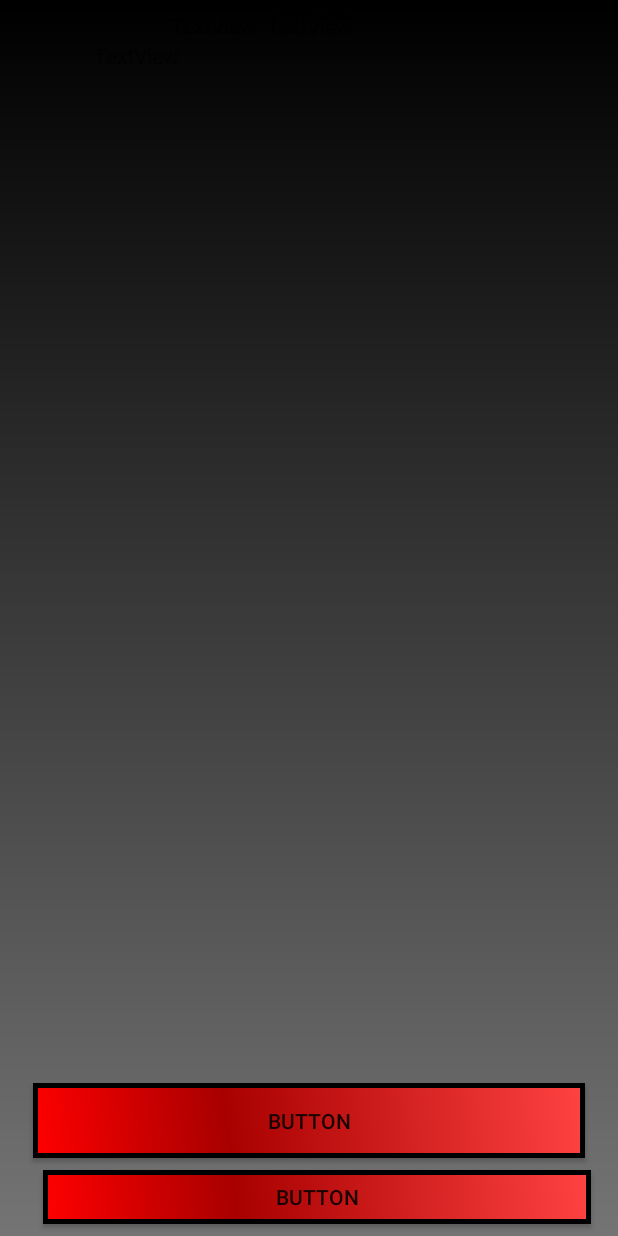
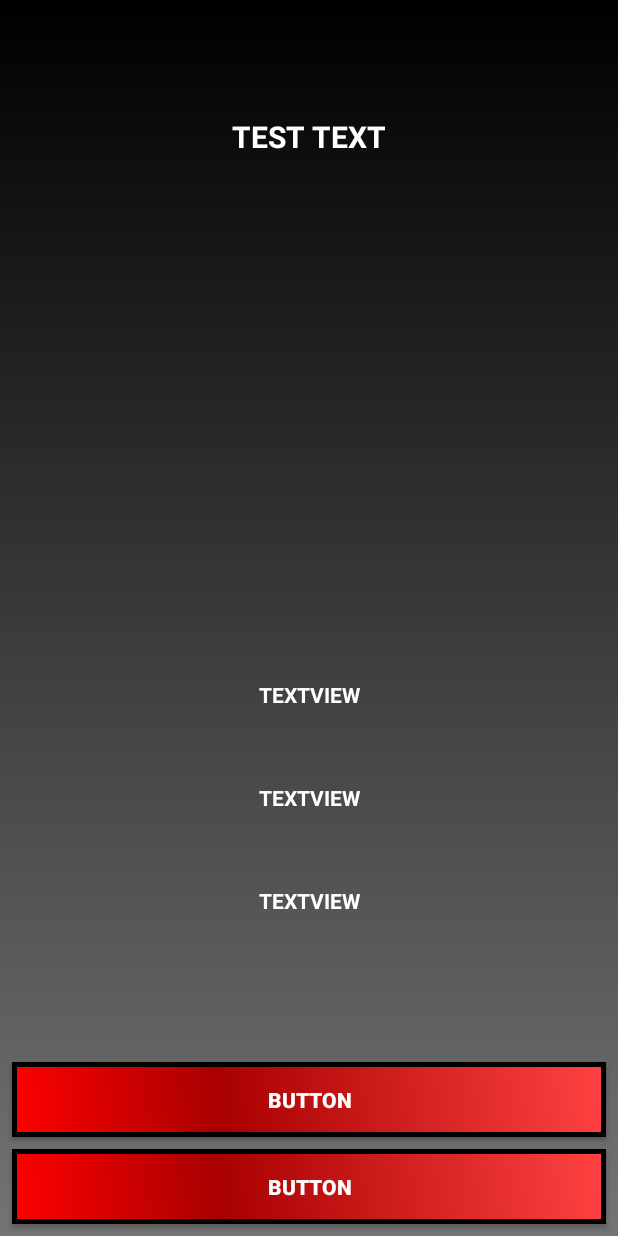
Before and after one commit to kerunix/Materless, an Android app: the layout activity_message_details.xml on its own in the app's theme, with its tools: preview values and no code run, on a phone screen of 412 x 824 dp. Run offline under Robolectric (Android 15) with nearby library versions, the phone set to English and light mode, and no system bars.

Commit message:
listvie w and message details working

```diff
--- a/app/build.gradle
+++ b/app/build.gradle
@@ -26,14 +26,15 @@ dependencies {
     })
     compile 'com.google.firebase:firebase-database:10.0.1'
     compile 'com.android.support:appcompat-v7:25.3.0'
-    testCompile 'junit:junit:4.12'
     compile 'com.android.support.constraint:constraint-layout:1.0.2'
     compile 'com.squareup.retrofit2:retrofit:2.2.0'
     compile 'com.squareup.retrofit2:converter-gson:2.2.0'
     compile 'com.squareup.okhttp3:logging-interceptor:3.6.0'
     compile 'com.squareup.picasso:picasso:2.5.2'
+    testCompile 'junit:junit:4.12'
 }
 
 
 
+
 apply plugin: 'com.google.gms.google-services'
--- a/app/src/main/java/matterless/fr/wcs/matterless/ServiceGenerator.java
+++ b/app/src/main/java/matterless/fr/wcs/matterless/ServiceGenerator.java
@@ -3,10 +3,6 @@ package matterless.fr.wcs.matterless;
 import okhttp3.OkHttpClient;
 import retrofit2.Retrofit;
 import retrofit2.converter.gson.GsonConverterFactory;
-
-/**
- * Created by apprenti on 17/03/17.
- */
 
 public class ServiceGenerator {
 
--- a/app/src/main/java/matterless/fr/wcs/matterless/UsersLogin.java
+++ b/app/src/main/java/matterless/fr/wcs/matterless/UsersLogin.java
@@ -2,11 +2,8 @@ package matterless.fr.wcs.matterless;
 
 import com.google.gson.annotations.SerializedName;
 
-/**
- * Created by apprenti on 16/03/17.
- */
+public class UsersLogin {
 
-public class UsersLogin {
     @SerializedName("login_id")
     private String email;
     @SerializedName("password")
--- a/app/src/main/res/layout/activity_message_details.xml
+++ b/app/src/main/res/layout/activity_message_details.xml
@@ -4,7 +4,7 @@
     xmlns:tools="http://schemas.android.com/tools"
     android:layout_width="match_parent"
     android:layout_height="match_parent"
-    tools:context="matterless.fr.wcs.matterless.ActivityMessageDetails"
+    tools:context="matterless.fr.wcs.matterless.MessageDetailsActivity"
     android:background="@drawable/gradiantalt"
     tools:layout_editor_absoluteY="81dp"
     tools:layout_editor_absoluteX="0dp">
@@ -13,75 +13,98 @@
         android:id="@+id/textViewMessageDetailsTitle"
         android:layout_width="wrap_content"
         android:layout_height="wrap_content"
-        android:text="TextView"
-        app:layout_constraintTop_toTopOf="parent"
-        android:layout_marginTop="8dp"
         android:layout_marginLeft="8dp"
+        android:layout_marginRight="8dp"
+        android:layout_marginTop="77dp"
+        android:text="TEST TEXT"
+        android:textAlignment="center"
+        android:textAllCaps="true"
+        android:textColor="@color/white"
+        android:textSize="20sp"
+        android:textStyle="bold"
+        app:layout_constraintHorizontal_bias="0.501"
         app:layout_constraintLeft_toLeftOf="parent"
-        android:layout_marginRight="8dp"
-        app:layout_constraintRight_toRightOf="parent" />
+        app:layout_constraintRight_toRightOf="parent"
+        app:layout_constraintTop_toTopOf="parent" />
 
     <TextView
         android:id="@+id/textViewMessageDetailsDays"
         android:layout_width="184dp"
         android:layout_height="47dp"
+        android:textAllCaps="true"
+        android:textColor="@color/white"
+        android:textStyle="bold"
+        android:textAlignment="center"
         android:text="TextView"
         android:layout_marginLeft="8dp"
         app:layout_constraintLeft_toLeftOf="parent"
         android:layout_marginRight="8dp"
         app:layout_constraintRight_toRightOf="parent"
-        android:layout_marginTop="42dp"
-        app:layout_constraintTop_toBottomOf="@+id/textViewMessageDetailsTitle"
-        android:layout_marginBottom="8dp"
-        app:layout_constraintBottom_toTopOf="@+id/textViewMessageDetailsContent" />
-
-    <TextView
-        android:id="@+id/textViewMessageDetailsHour"
-        android:layout_width="287dp"
-        android:layout_height="132dp"
-        android:text="TextView"
-        android:layout_marginTop="8dp"
-        app:layout_constraintTop_toBottomOf="@+id/textViewMessageDetailsContent"
-        android:layout_marginLeft="8dp"
-        app:layout_constraintLeft_toLeftOf="parent"
-        android:layout_marginRight="8dp"
-        app:layout_constraintRight_toRightOf="parent" />
-
-    <Button
-        android:id="@+id/buttonMessageDetailsDelete"
-        android:background="@drawable/buttonshape"
-        android:layout_width="368dp"
-        android:layout_height="wrap_content"
-        android:text="Button"
-        android:layout_marginLeft="8dp"
-        app:layout_constraintLeft_toLeftOf="parent"
-        android:layout_marginRight="8dp"
-        app:layout_constraintRight_toRightOf="parent"
-        android:layout_marginBottom="8dp"
-        app:layout_constraintBottom_toTopOf="@+id/buttonMessageDetailsEdit" />
-
-    <Button
-        android:id="@+id/buttonMessageDetailsEdit"
-        android:background="@drawable/buttonshape"
-        android:layout_width="365dp"
-        android:layout_height="36dp"
-        android:text="Button"
-        android:layout_marginLeft="8dp"
-        app:layout_constraintLeft_toLeftOf="parent"
-        android:layout_marginRight="8dp"
-        app:layout_constraintRight_toRightOf="parent"
-        app:layout_constraintHorizontal_bias="0.666"
-        app:layout_constraintBottom_toBottomOf="parent"
-        android:layout_marginBottom="8dp" />
+        android:layout_marginBottom="21dp"
+        app:layout_constraintBottom_toTopOf="@+id/textViewMessageDetailsHour" />
 
     <TextView
         android:id="@+id/textViewMessageDetailsContent"
         android:layout_width="wrap_content"
         android:layout_height="wrap_content"
+        android:layout_marginBottom="98dp"
+        android:layout_marginLeft="8dp"
+        android:layout_marginRight="8dp"
         android:text="TextView"
-        tools:layout_editor_absoluteY="156dp"
+        android:textAlignment="center"
+        android:textAllCaps="true"
+        android:textColor="@color/white"
+        android:textStyle="bold"
+        app:layout_constraintBottom_toTopOf="@+id/buttonMessageDetailsDelete"
+        app:layout_constraintLeft_toLeftOf="parent"
+        app:layout_constraintRight_toRightOf="parent" />
+
+    <Button
+        android:id="@+id/buttonMessageDetailsDelete"
+        android:layout_width="match_parent"
+        android:layout_height="wrap_content"
+        android:layout_marginBottom="8dp"
+        android:layout_marginLeft="8dp"
+        android:layout_marginRight="8dp"
+        android:background="@drawable/buttonshape"
+        android:text="Button"
+        android:textAllCaps="true"
+        android:textColor="@color/white"
+        android:textStyle="bold"
+        app:layout_constraintBottom_toTopOf="@+id/buttonMessageDetailsEdit"
+        app:layout_constraintLeft_toLeftOf="parent"
+        app:layout_constraintRight_toRightOf="parent" />
+
+    <Button
+        android:id="@+id/buttonMessageDetailsEdit"
+        android:layout_width="match_parent"
+        android:layout_height="wrap_content"
+        android:layout_marginBottom="8dp"
+        android:layout_marginLeft="8dp"
+        android:layout_marginRight="8dp"
+        android:background="@drawable/buttonshape"
+        android:text="Button"
+        android:textAllCaps="true"
+        android:textColor="@color/white"
+        android:textStyle="bold"
+        app:layout_constraintBottom_toBottomOf="parent"
+        app:layout_constraintHorizontal_bias="0.666"
+        app:layout_constraintLeft_toLeftOf="parent"
+        app:layout_constraintRight_toRightOf="parent" />
+
+    <TextView
+        android:id="@+id/textViewMessageDetailsHour"
+        android:layout_width="wrap_content"
+        android:layout_height="wrap_content"
+        android:textAllCaps="true"
+        android:textColor="@color/white"
+        android:textStyle="bold"
+        android:textAlignment="center"
+        android:text="TextView"
         android:layout_marginLeft="8dp"
         app:layout_constraintLeft_toLeftOf="parent"
         android:layout_marginRight="8dp"
-        app:layout_constraintRight_toRightOf="parent" />
+        app:layout_constraintRight_toRightOf="parent"
+        android:layout_marginBottom="49dp"
+        app:layout_constraintBottom_toTopOf="@+id/textViewMessageDetailsContent" />
 </android.support.constraint.ConstraintLayout>
```
Also changed, not shown: app/src/main/AndroidManifest.xml (+3 -6 lines), app/src/main/java/matterless/fr/wcs/matterless/ActivityMessageDetails.java (deleted, +0 -13 lines), app/src/main/java/matterless/fr/wcs/matterless/Message.java (+45 -6 lines), app/src/main/java/matterless/fr/wcs/matterless/MessageDetailsActivity.java (added, +96 -0 lines), app/src/main/java/matterless/fr/wcs/matterless/MessageListActivity.java (+28 -0 lines), app/src/main/java/matterless/fr/wcs/matterless/MessageSettingActivity.java (+10 -1 lines).
